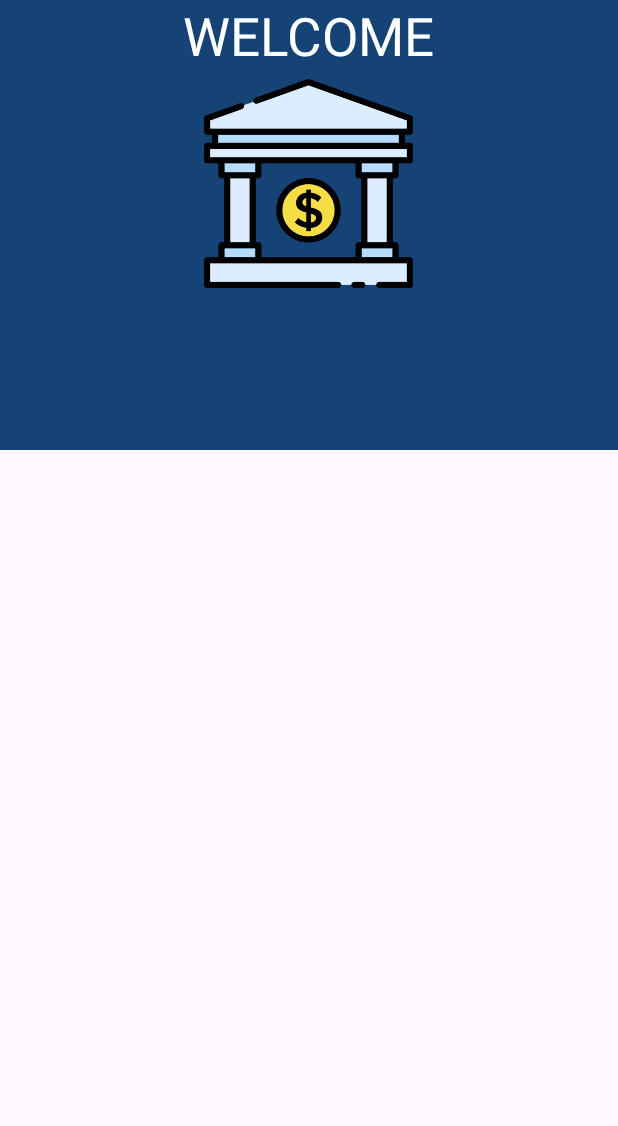
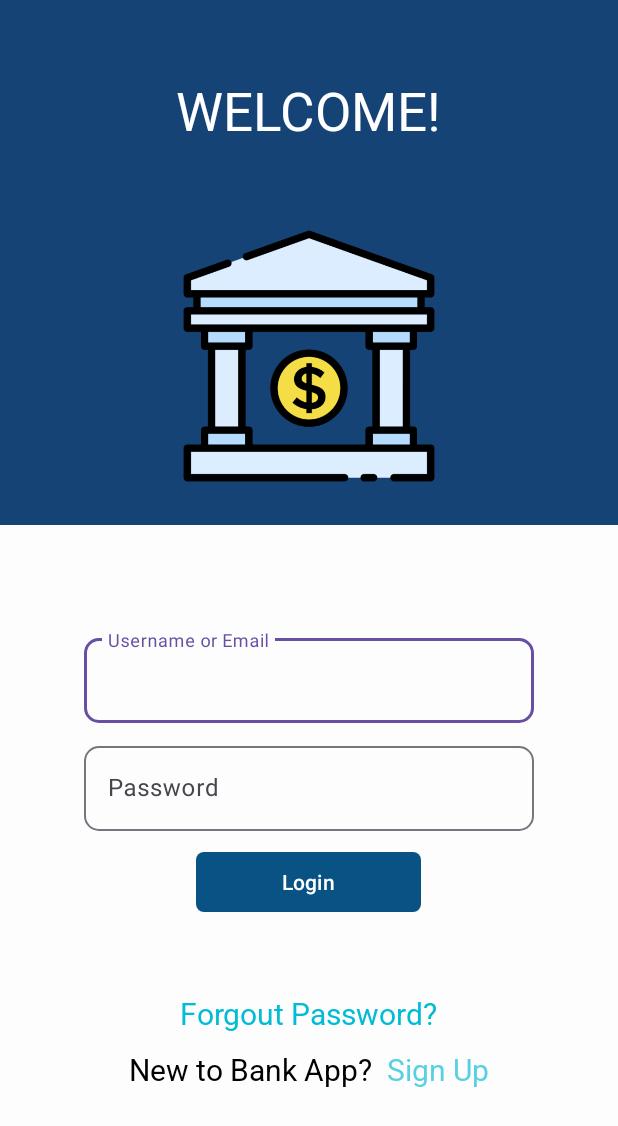
Before and after one commit to lndsilva/AppHomeBankFake, an Android app: the screen it shows after launch (WelcomeActivity), on a phone screen of 412 x 824 dp. Shown: the top 1126 px of the screen. Run offline under Robolectric (Android 15) with nearby library versions, the phone set to English and light mode, and no system bars.

Commit message:
welcome windows

```diff
--- a/app/src/main/res/layout/welcome_layout.xml
+++ b/app/src/main/res/layout/welcome_layout.xml
@@ -9,26 +9,128 @@
     tools:context=".WelcomeActivity">
 
     <LinearLayout
+        android:layout_width="match_parent"
+        android:layout_height="350dp"
         android:background="#154375"
-        android:layout_width="match_parent"
-        android:layout_height="300dp"
         android:orientation="vertical">
 
         <TextView
-            android:textColor="#FFF"
             android:layout_width="wrap_content"
             android:layout_height="wrap_content"
             android:layout_gravity="center_horizontal"
-            android:text="Welcome"
+            android:layout_marginTop="50sp"
+            android:layout_marginBottom="50sp"
+            android:fontFamily="@font/roboto_variable"
+            android:text="@string/welcome"
             android:textAllCaps="true"
+            android:textColor="#FFF"
             android:textSize="35sp" />
 
         <ImageView
-            android:layout_width="150dp"
-            android:layout_height="150dp"
+            android:layout_width="180dp"
+            android:layout_height="180dp"
             android:layout_gravity="center_horizontal"
             android:src="@drawable/banco" />
     </LinearLayout>
 
+    <LinearLayout
+        android:layout_width="match_parent"
+        android:layout_height="match_parent"
+        android:background="#FDFDFD"
+        android:orientation="vertical">
+
+        <com.google.android.material.textfield.TextInputLayout
+            android:layout_width="300dp"
+            android:layout_height="wrap_content"
+            android:layout_gravity="center_horizontal"
+            android:layout_marginTop="70sp"
+            android:hint="@string/username_or_email"
+            android:textAlignment="center"
+            app:boxCornerRadiusBottomEnd="10sp"
+            app:boxCornerRadiusBottomStart="10sp"
+            app:boxCornerRadiusTopEnd="10sp"
+            app:boxCornerRadiusTopStart="10sp">
+
+            <com.google.android.material.textfield.TextInputEditText
+                android:layout_width="match_parent"
+                android:layout_height="wrap_content"
+                android:inputType="textEmailAddress" />
+
+        </com.google.android.material.textfield.TextInputLayout>
+
+        <com.google.android.material.textfield.TextInputLayout
+            android:layout_width="300dp"
+            android:layout_height="wrap_content"
+            android:layout_gravity="center_horizontal"
+            android:layout_marginTop="10sp"
+            android:hint="@string/password"
+            android:textAlignment="center"
+            app:boxCornerRadiusBottomEnd="10sp"
+            app:boxCornerRadiusBottomStart="10sp"
+            app:boxCornerRadiusTopEnd="10sp"
+            app:boxCornerRadiusTopStart="10sp">
+
+            <com.google.android.material.textfield.TextInputEditText
+                android:layout_width="match_parent"
+                android:layout_height="wrap_content"
+                android:inputType="textPassword" />
+
+        </com.google.android.material.textfield.TextInputLayout>
+
+        <com.google.android.material.button.MaterialButton
+            android:layout_width="150dp"
+            android:layout_height="wrap_content"
+            android:layout_gravity="center_horizontal"
+            android:layout_marginTop="10sp"
+            android:text="@string/login"
+            app:backgroundTint="#095284"
+            app:cornerRadius="5sp" />
+
+
+        <TextView
+            android:layout_width="wrap_content"
+            android:layout_height="wrap_content"
+            android:layout_gravity="center_horizontal"
+            android:layout_marginTop="50sp"
+            android:fontFamily="@font/roboto_variable"
+            android:text="@string/forgout_password"
+            android:textAllCaps="false"
+            android:textColor="#00BCD4"
+            android:textSize="20sp" />
+
+        <LinearLayout
+            android:layout_marginTop="10dp"
+            android:layout_width="wrap_content"
+            android:layout_height="wrap_content"
+            android:layout_gravity="center_horizontal"
+            android:orientation="horizontal">
+
+            <TextView
+                android:layout_width="wrap_content"
+                android:layout_height="wrap_content"
+                android:layout_gravity="center_horizontal"
+                android:layout_marginTop="5sp"
+                android:fontFamily="@font/roboto_variable"
+                android:text="@string/new_to_bank_app"
+                android:textAllCaps="false"
+                android:textColor="#000000"
+                android:textSize="20sp" />
+
+            <TextView
+                android:layout_width="wrap_content"
+                android:layout_height="wrap_content"
+                android:layout_gravity="center_horizontal"
+                android:layout_marginStart="10sp"
+                android:layout_marginTop="5sp"
+                android:fontFamily="@font/roboto_variable"
+                android:text="@string/sign_up"
+                android:textAllCaps="false"
+                android:textColor="#57D1E1"
+                android:textSize="20sp" />
+        </LinearLayout>
+
+
+    </LinearLayout>
+
 
 </LinearLayout>
--- a/app/src/main/res/values/strings.xml
+++ b/app/src/main/res/values/strings.xml
@@ -1,3 +1,10 @@
 <resources>
     <string name="app_name">MyApp</string>
+    <string name="welcome">Welcome!</string>
+    <string name="login">Login</string>
+    <string name="password">Password</string>
+    <string name="username_or_email">Username or Email</string>
+    <string name="forgout_password"><U>Forgout Password?</U></string>
+    <string name="new_to_bank_app">New to Bank App?</string>
+    <string name="sign_up"><U>Sign Up</U></string>
 </resources>
```
Also changed, not shown: app/src/main/res/font/roboto_italic.ttf (added), app/src/main/res/font/roboto_variable.ttf (added).
